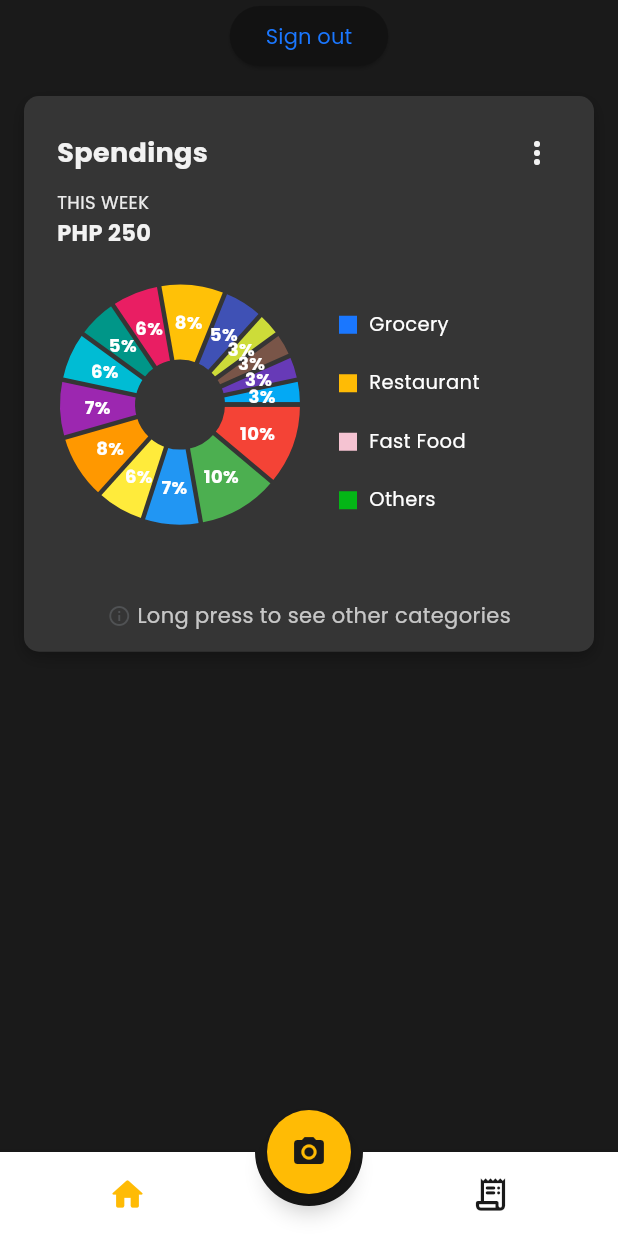
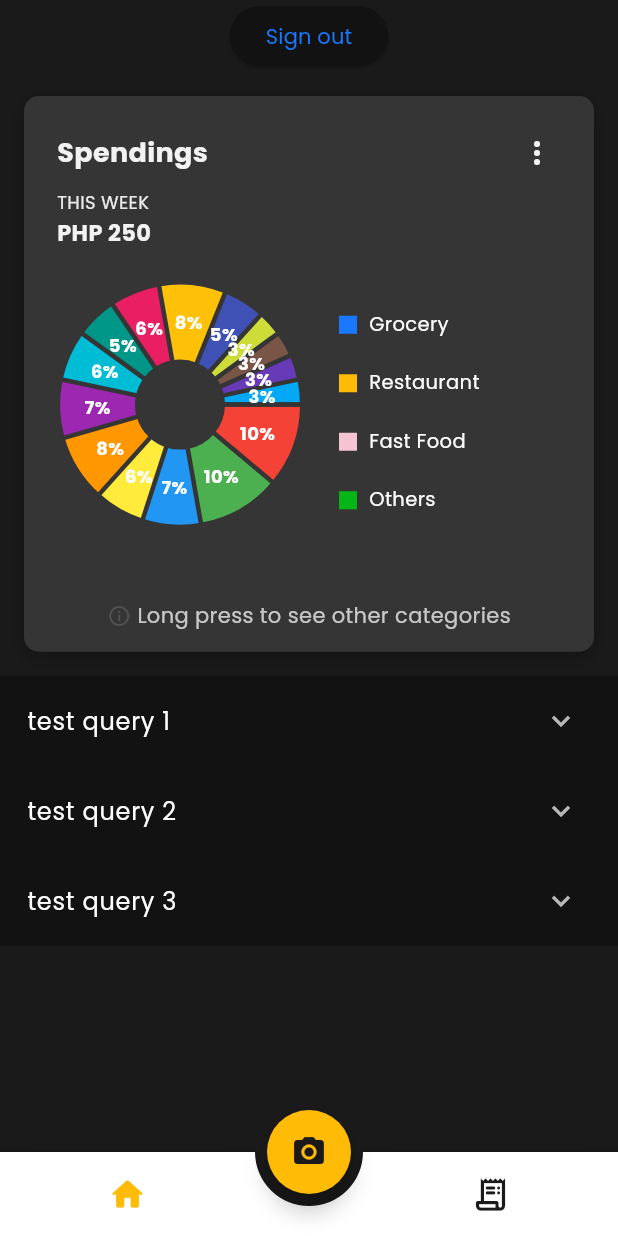
Before and after one commit to ezerssss/SpendSmart, a Flutter app: the HomePage screen opened directly, on a phone screen of 412 x 824 dp. Run offline on Flutter 3.47's test engine with Material 3 defaults, Android fonts, the phone set to English and light mode, and no system bars; drawn by our look-alikes of animated_bottom_navigation_bar, expansion_tile_card, fl_chart; our stand-ins replace cloud_firestore, confetti, connectivity_plus, firebase_auth, firebase_core, firebase_storage and 5 more; missing offline and left inert: flutter_doc_scanner, flutter_shake_animated, openai_dart; accounts and stored records are empty.

Commit message:
[UI][AJ] Implemented UI of accordion tips in homepage under the flchart and changed the homepage to a single child scroll view

```diff
--- a/lib/home_page.dart
+++ b/lib/home_page.dart
@@ -1,5 +1,6 @@
 import 'package:flutter/material.dart';
 import 'package:spendsmart/components/analytics/categories/categories_holder.dart';
+import 'package:spendsmart/components/home/accordion_message.dart';
 import 'package:spendsmart/processing_reciept_page.dart';
 import 'package:spendsmart/services/openai.dart';
 import 'package:spendsmart/utils/scanner.dart';
@@ -56,13 +57,21 @@ class _HomePageState extends State<HomePage> {
       body: SafeArea(
         child:
             bottomNavIndex == 0
-                ? Column(
-                  children: [
-                    ElevatedButton(onPressed: signOut, child: Text("Sign out")),
-                    SizedBox(
-                      child: CategoriesHolder(chart: const CategoriesChart()),
-                    ),
-                  ],
+                ? SingleChildScrollView(
+                  child: Column(
+                    children: [
+                      ElevatedButton(
+                        onPressed: signOut,
+                        child: Text("Sign out"),
+                      ),
+                      SizedBox(
+                        child: CategoriesHolder(chart: const CategoriesChart()),
+                      ),
+                      AcccordionMessage(query: "test query 1"),
+                      AcccordionMessage(query: "test query 2"),
+                      AcccordionMessage(query: "test query 3"),
+                    ],
+                  ),
                 )
                 : MyReceiptsPage(),
       ),
```
